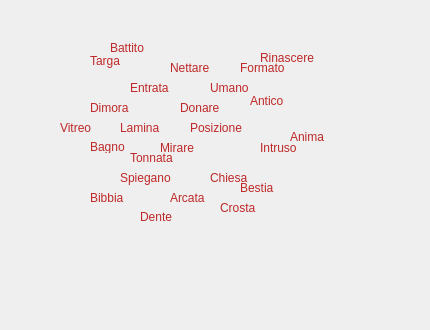
This is test1/panel2test1.ui in kele23/IUM as Qt 5 draws it before an edit. The edited form follows.
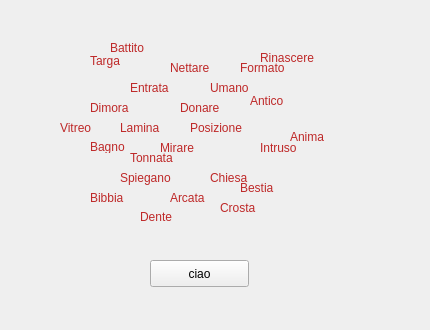
This is the edited form.

The edit to the form file:
```diff
--- a/test1/panel2test1.ui
+++ b/test1/panel2test1.ui
@@ -492,6 +492,19 @@
          <bool>false</bool>
         </property>
        </widget>
+       <widget class="QPushButton" name="pushButton">
+        <property name="geometry">
+         <rect>
+          <x>130</x>
+          <y>240</y>
+          <width>99</width>
+          <height>27</height>
+         </rect>
+        </property>
+        <property name="text">
+         <string>ciao</string>
+        </property>
+       </widget>
       </widget>
      </item>
     </layout>
```
